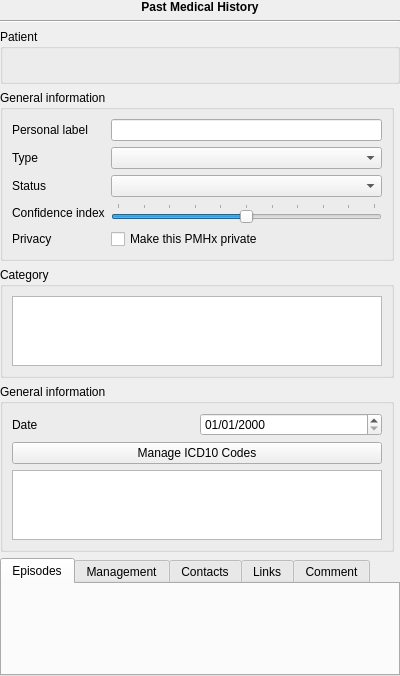
Above: plugins/pmhplugin/pmhviewer.ui from FreeHealth/freehealth before the change. Below: the same form after it.
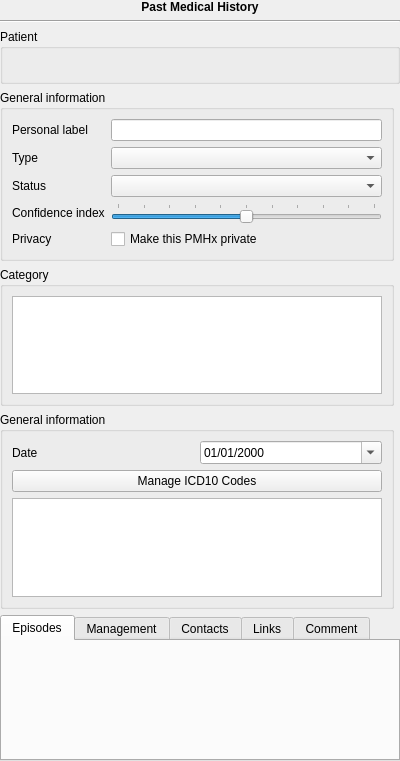
That is the form after the change. Custom widgets are drawn as their Qt base class.

Patch:
```diff
--- a/plugins/pmhplugin/pmhviewer.ui
+++ b/plugins/pmhplugin/pmhviewer.ui
@@ -7,7 +7,7 @@
     <x>0</x>
     <y>0</y>
     <width>400</width>
-    <height>561</height>
+    <height>761</height>
    </rect>
   </property>
   <property name="windowTitle">
@@ -217,6 +217,9 @@
         <property name="displayFormat">
          <string>dd/MM/yyyy</string>
         </property>
+        <property name="calendarPopup">
+         <bool>true</bool>
+        </property>
        </widget>
       </item>
       <item row="1" column="0" colspan="2">
```
